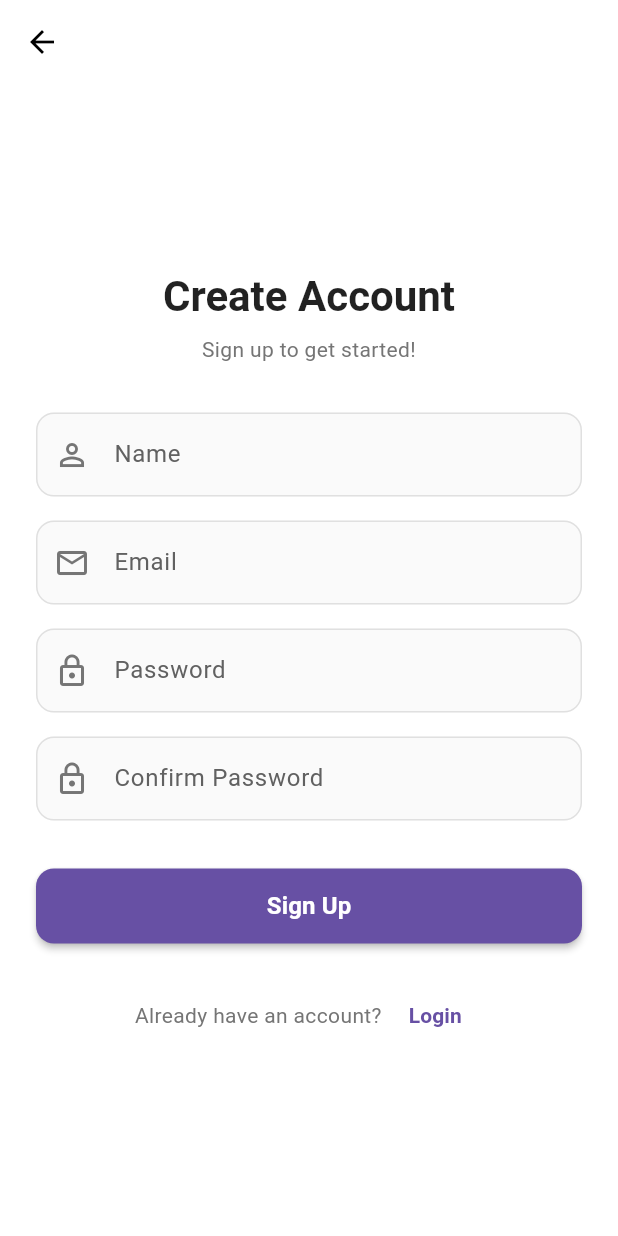
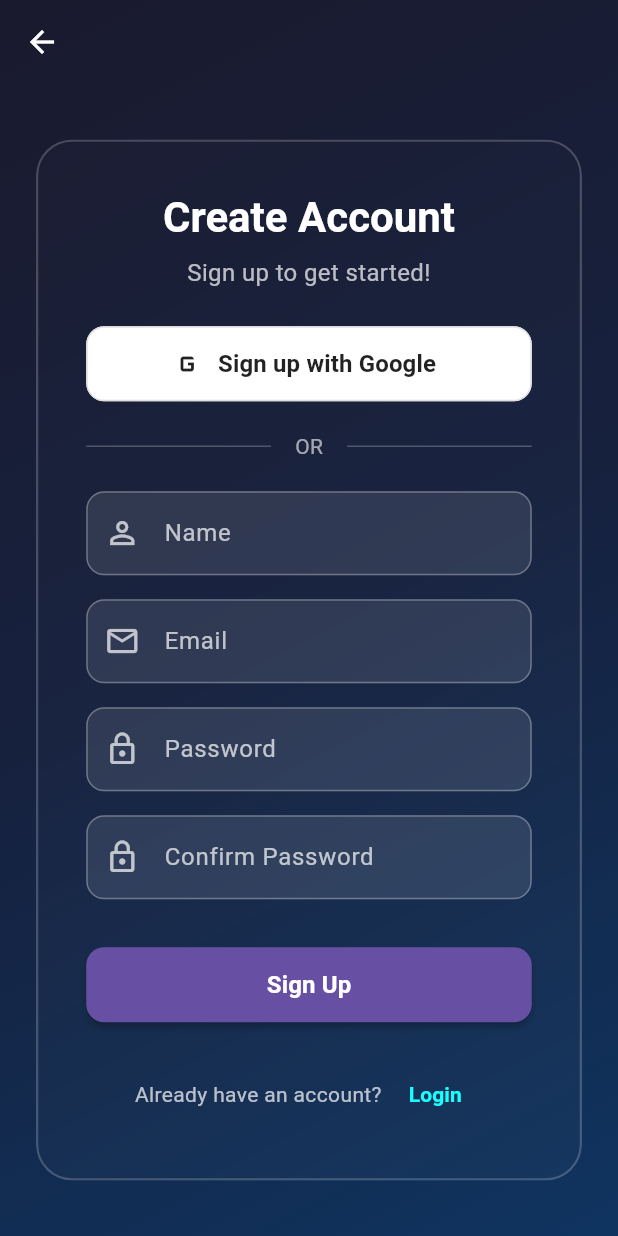
Before and after one commit to akshayev/TravelSphere, a Flutter app: the SignupScreen screen opened by its route, on a phone screen of 412 x 824 dp. Run offline on Flutter 3.47's test engine with Material 3 defaults, Android fonts, the phone set to English and light mode, and no system bars; our stand-ins replace cached_network_image, cloud_firestore, firebase_auth, firebase_core, firebase_storage, flutter_map and 3 more; missing offline and left inert: flutter_driver; accounts and stored records are empty.

Commit message:
feat(auth-ui): refresh login/signup visuals and planner surfaces

```diff
--- a/lib/screens/auth/signup_screen.dart
+++ b/lib/screens/auth/signup_screen.dart
@@ -3,6 +3,8 @@ import 'package:travelsphere/app/routes.dart';
 import 'package:travelsphere/services/auth_service.dart';
 import 'package:travelsphere/widgets/common/custom_text_field.dart';
 import 'package:travelsphere/widgets/common/custom_button.dart';
+import 'package:travelsphere/widgets/common/glass_container.dart';
+import 'package:travelsphere/widgets/common/social_button.dart';
 
 class SignupScreen extends StatefulWidget {
   const SignupScreen({super.key});
@@ -43,7 +45,6 @@ class _SignupScreenState extends State<SignupScreen> {
           ScaffoldMessenger.of(context).showSnackBar(
             const SnackBar(content: Text('Account created successfully!')),
           );
-          // Navigate directly to dashboard
           Navigator.pushNamedAndRemoveUntil(context, Routes.userDashboard, (route) => false);
         }
       } catch (e) {
@@ -60,22 +61,65 @@ class _SignupScreenState extends State<SignupScreen> {
     }
   }
 
+  Future<void> _handleGoogleSignup() async {
+    setState(() => _isLoading = true);
+    try {
+      final user = await _authService.signInWithGoogle();
+      if (user != null && mounted) {
+        Navigator.pushNamedAndRemoveUntil(context, Routes.userDashboard, (route) => false);
+      } else if (mounted) {
+        setState(() => _isLoading = false);
+      }
+    } catch (e) {
+      if (mounted) {
+        setState(() => _isLoading = false);
+        ScaffoldMessenger.of(context).showSnackBar(
+          const SnackBar(content: Text('Google Sign-Up failed')),
+        );
+      }
+    }
+  }
+
   @override
   Widget build(BuildContext context) {
     return Scaffold(
-      backgroundColor: Colors.white,
+      backgroundColor: Colors.black,
+      extendBodyBehindAppBar: true,
       appBar: AppBar(
         backgroundColor: Colors.transparent,
         elevation: 0,
         leading: IconButton(
-          icon: const Icon(Icons.arrow_back, color: Colors.black),
+          icon: const Icon(Icons.arrow_back, color: Colors.white),
           onPressed: () => Navigator.pop(context),
         ),
       ),
-      body: SafeArea(
+      body: Stack(
+        children: [
+          // 1. Background Gradient
+          Positioned.fill(
+            child: Container(
+              decoration: const BoxDecoration(
+                gradient: LinearGradient(
+                  begin: Alignment.topLeft,
+                  end: Alignment.bottomRight,
+                  colors: [
+                    Color(0xFF1A1A2E),
+                    Color(0xFF16213E),
+                    Color(0xFF0F3460),
+                  ],
+                ),
+              ),
+            ),
+          ),
+
+          // 2. Glass Content
+          SafeArea(
             child: Center(
               child: SingleChildScrollView(
                 padding: const EdgeInsets.all(24.0),
+                child: GlassContainer(
+                  borderRadius: 24,
+                  padding: const EdgeInsets.all(32),
                   child: Form(
                     key: _formKey,
                     child: Column(
@@ -87,16 +131,43 @@ class _SignupScreenState extends State<SignupScreen> {
                           textAlign: TextAlign.center,
                           style: Theme.of(context).textTheme.headlineMedium?.copyWith(
                                 fontWeight: FontWeight.bold,
-                          color: Colors.black87,
+                                color: Colors.white,
+                                fontSize: 28,
                               ),
                         ),
                         const SizedBox(height: 8),
-                  Text(
+                        const Text(
                           'Sign up to get started!',
                           textAlign: TextAlign.center,
-                    style: TextStyle(color: Colors.grey[600]),
+                          style: TextStyle(color: Colors.white70, fontSize: 16),
                         ),
-                  const SizedBox(height: 32),
+                        const SizedBox(height: 24),
+
+                        // Google Sign Up Button
+                        SocialButton(
+                          text: 'Sign up with Google',
+                          icon: Icons.g_mobiledata,
+                          onPressed: _handleGoogleSignup,
+                          backgroundColor: Colors.white,
+                          foregroundColor: Colors.black87,
+                        ),
+                        const SizedBox(height: 20),
+
+                        // OR Divider
+                        const Row(
+                          children: [
+                            Expanded(child: Divider(color: Colors.white24)),
+                            Padding(
+                              padding: EdgeInsets.symmetric(horizontal: 16),
+                              child: Text(
+                                'OR',
+                                style: TextStyle(color: Colors.white60),
+                              ),
+                            ),
+                            Expanded(child: Divider(color: Colors.white24)),
+                          ],
+                        ),
+                        const SizedBox(height: 20),
 
                         // Name Field
                         CustomTextField(
@@ -104,6 +175,9 @@ class _SignupScreenState extends State<SignupScreen> {
                           hint: 'Enter your full name',
                           prefixIcon: Icons.person_outline,
                           controller: _nameController,
+                          fillColor: Colors.white.withOpacity(0.1),
+                          textColor: Colors.white,
+                          borderColor: Colors.white.withOpacity(0.3),
                           validator: (value) {
                             if (value == null || value.isEmpty) {
                               return 'Please enter your name';
@@ -120,11 +194,13 @@ class _SignupScreenState extends State<SignupScreen> {
                           prefixIcon: Icons.email_outlined,
                           controller: _emailController,
                           keyboardType: TextInputType.emailAddress,
+                          fillColor: Colors.white.withOpacity(0.1),
+                          textColor: Colors.white,
+                          borderColor: Colors.white.withOpacity(0.3),
                           validator: (value) {
                             if (value == null || value.isEmpty) {
                               return 'Please enter your email';
                             }
-                      // Basic Regex for Email validation
                             final emailRegex = RegExp(r'^[\w-\.]+@([\w-]+\.)+[\w-]{2,4}$');
                             if (!emailRegex.hasMatch(value)) {
                               return 'Please enter a valid email';
@@ -141,6 +217,9 @@ class _SignupScreenState extends State<SignupScreen> {
                           prefixIcon: Icons.lock_outline,
                           obscureText: true,
                           controller: _passwordController,
+                          fillColor: Colors.white.withOpacity(0.1),
+                          textColor: Colors.white,
+                          borderColor: Colors.white.withOpacity(0.3),
                           validator: (value) {
                             if (value == null || value.isEmpty) {
                               return 'Please enter your password';
@@ -160,6 +239,9 @@ class _SignupScreenState extends State<SignupScreen> {
                           prefixIcon: Icons.lock_outline,
                           obscureText: true,
                           controller: _confirmPasswordController,
+                          fillColor: Colors.white.withOpacity(0.1),
+                          textColor: Colors.white,
+                          borderColor: Colors.white.withOpacity(0.3),
                           validator: (value) {
                             if (value == null || value.isEmpty) {
                               return 'Please confirm your password';
@@ -184,17 +266,20 @@ class _SignupScreenState extends State<SignupScreen> {
                         Row(
                           mainAxisAlignment: MainAxisAlignment.center,
                           children: [
-                      Text(
+                            const Text(
                               "Already have an account? ",
-                        style: TextStyle(color: Colors.grey[600]),
+                              style: TextStyle(color: Colors.white70),
                             ),
                             TextButton(
                               onPressed: () {
-                           Navigator.pop(context); // Go back to login
+                                 Navigator.pop(context);
                               },
                               child: const Text(
                                 'Login',
-                          style: TextStyle(fontWeight: FontWeight.bold),
+                                style: TextStyle(
+                                  fontWeight: FontWeight.bold,
+                                  color: Colors.cyanAccent,
+                                ),
                               ),
                             ),
                           ],
@@ -205,6 +290,9 @@ class _SignupScreenState extends State<SignupScreen> {
                 ),
               ),
             ),
+          ),
+        ],
+      ),
     );
   }
 }
--- a/lib/screens/user/planner/trip_planner_screen.dart
+++ b/lib/screens/user/planner/trip_planner_screen.dart
@@ -102,6 +102,7 @@ class _TripPlannerScreenState extends State<TripPlannerScreen> {
                   _buildSectionLabel('Where do you want to go?'),
                   const SizedBox(height: 12),
                   GlassContainer(
+                    useBlur: false,
                     width: double.infinity,
                     padding: const EdgeInsets.symmetric(horizontal: 16),
                     child: DropdownButtonHideUnderline(
@@ -134,6 +135,7 @@ class _TripPlannerScreenState extends State<TripPlannerScreen> {
                   InkWell(
                     onTap: () => _selectDate(context),
                     child: GlassContainer(
+                      useBlur: false,
                       width: double.infinity,
                       padding: const EdgeInsets.all(16),
                       child: Row(
@@ -157,6 +159,7 @@ class _TripPlannerScreenState extends State<TripPlannerScreen> {
 
                   // 3. Duration
                   GlassContainer(
+                    useBlur: false,
                     width: double.infinity,
                     padding: const EdgeInsets.all(16),
                     child: Column(
@@ -204,6 +207,7 @@ class _TripPlannerScreenState extends State<TripPlannerScreen> {
 
                   // 4. Budget
                    GlassContainer(
+                    useBlur: false,
                     width: double.infinity,
                     padding: const EdgeInsets.all(16),
                     child: Column(
@@ -253,6 +257,7 @@ class _TripPlannerScreenState extends State<TripPlannerScreen> {
                   _buildSectionLabel('Who is traveling?'),
                   const SizedBox(height: 12),
                   GlassContainer(
+                     useBlur: false,
                      width: double.infinity,
                      padding: const EdgeInsets.all(12),
                      child: Row(
```
Also changed, not shown: lib/screens/auth/login_screen.dart (+8 -17 lines), pubspec.lock. Lines whose indentation alone changed are shown as unchanged.
